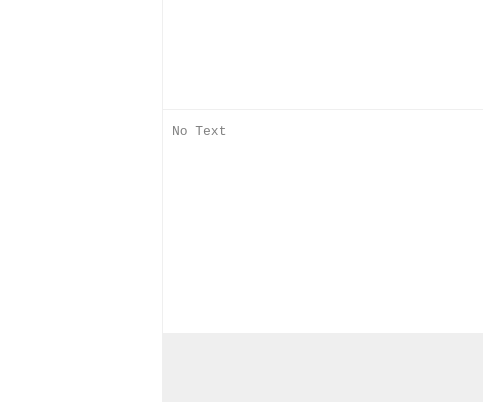
Old version of the form mainwindow.ui in the repository AskePit/Memory; both pictures show x 159 to 642 and y 143 to 545 of the 642 by 545 pixel window.
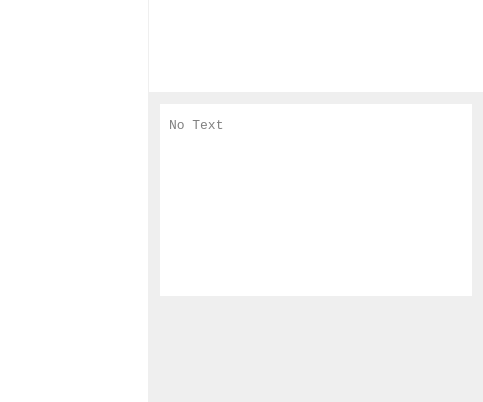
New version of the form. Icons and pictures are not drawn. Custom widgets are drawn as their Qt base class.

Commit message: simplify content splitter

Diff of the .ui file:
```diff
--- a/mainwindow.ui
+++ b/mainwindow.ui
@@ -213,6 +213,9 @@
          <number>18</number>
         </attribute>
        </widget>
+       <widget class="QWidget" name="verticalLayoutWidget">
+        <layout class="QVBoxLayout" name="contentLayout">
+         <item>
        <widget class="memory::TextEditor" name="textEditor">
         <property name="enabled">
          <bool>false</bool>
@@ -243,6 +246,8 @@
          <string>No Text</string>
         </property>
        </widget>
+         </item>
+         <item>
        <widget class="QScrollArea" name="imgArea">
         <property name="frameShape">
          <enum>QFrame::NoFrame</enum>
@@ -269,6 +274,9 @@
           <string/>
          </property>
         </widget>
+         </widget>
+         </item>
+        </layout>
        </widget>
       </widget>
      </widget>
```
Left out of the diff: 12 changed lines with no effect on the pictures. Lines whose indentation alone changed are shown as unchanged. The commit also changes 2 other files.
